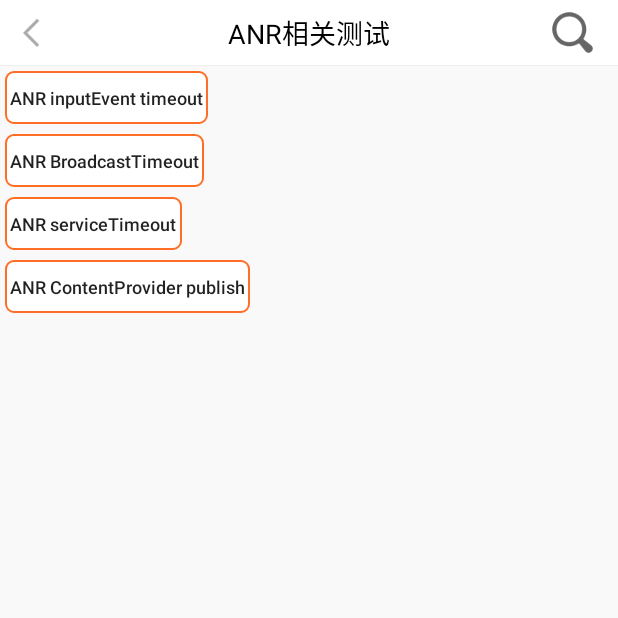
After one commit to MrLiMiss/Fairy, an Android app: the ANRActivity screen opened directly, with no data from a screen before it, on a phone screen of 412 x 824 dp, the top half of it. The commit adds this screen. Run offline under Robolectric (Android 15) with nearby library versions, the phone set to English and light mode, and no system bars; our stand-ins replace ButterKnife.

Commit message:
task  anr 测试

```diff
--- a/app/src/main/AndroidManifest.xml
+++ b/app/src/main/AndroidManifest.xml
@@ -88,6 +88,7 @@
         <activity android:name=".oom.singleIntense.SecondOOMActivity" />
         <activity android:name=".oom.singleIntense.SingleOOMActivity" />
         <activity android:name=".oom.singleIntense.LastActivity" />
+        <activity android:name=".anr.ANRActivity" />
 
         <service android:name=".jetpack.MyService" />
         <!--音乐service test-->
--- /dev/null
+++ b/app/src/main/java/com/tengfei/fairy/anr/ANRActivity.java
@@ -0,0 +1,82 @@
+package com.tengfei.fairy.anr;
+
+import android.content.Intent;
+import android.os.Build;
+import android.view.View;
+import android.widget.Button;
+
+import androidx.annotation.RequiresApi;
+
+import com.tengfei.fairy.R;
+import com.tengfei.fairy.base.BaseActivity;
+import com.tengfei.fairy.oom.singleIntense.SecondOOMActivity;
+import com.tengfei.fairy.oom.singleIntense.SingleOOMActivity;
+import com.tengfei.fairy.service.MusicService;
+import com.tengfei.fairy.utils.IntentUtils;
+import com.tengfei.fairy.utils.Logs;
+
+import butterknife.BindView;
+import butterknife.OnClick;
+
+/**
+ * @ Description :ANR 相关测试
+ * @ Author 李腾飞
+ * @ Time 2022/3/14   9:10 AM
+ * @ Version :
+ */
+public class ANRActivity extends BaseActivity  {
+    public static String TAG=ANRActivity.class.getClass().getSimpleName();
+
+    @BindView(R.id.btn_inputEvent_anr)
+    Button mBtn_inputEvent;
+    @BindView(R.id.btn_service_anr)
+    Button mBtn_service;
+    @BindView(R.id.btn_broadcast_anr)
+    Button mBtn_broadcast;
+    @BindView(R.id.btn_contentprovider_anr)
+    Button mBtn_contentprovider;
+
+
+
+
+    @Override
+    protected int getContentLayout() {
+        return R.layout.activity_anr;
+    }
+
+    @OnClick({R.id.btn_inputEvent_anr,R.id.btn_service_anr,R.id.btn_broadcast_anr,R.id.btn_contentprovider_anr})
+    void click(View view) {
+        switch (view.getId()) {
+            case R.id.btn_inputEvent_anr://输入响应ANR
+                try {
+                    Thread.sleep(60000);
+                }catch (InterruptedException e){
+                    e.printStackTrace();
+                }
+                break;
+            case R.id.btn_service_anr://服务超时ANR
+                Intent intent =new Intent(ANRActivity.this, MusicService.class);
+                intent.putExtra("testANR",true);
+                startService(intent);
+                break;
+            case R.id.btn_broadcast_anr://广播超时ANR
+                Logs.d(TAG,"广播超时");
+                break;
+        }
+    }
+
+    @Override
+    protected void initGui() {
+
+    }
+
+    @Override
+    protected void initAction() {
+
+    }
+
+    @Override
+    protected void initData() {
+
+    }
+}
--- a/app/src/main/java/com/tengfei/fairy/fragment/HonorFragment.java
+++ b/app/src/main/java/com/tengfei/fairy/fragment/HonorFragment.java
@@ -80,7 +80,7 @@ public class HonorFragment extends BaseFragment {
     }
 
     @RequiresApi(api = Build.VERSION_CODES.N)
-    @OnClick({R.id.btn_touch,R.id.tv_base_android,R.id.tv_widget,R.id.tv_triparty,R.id.btn_activity,R.id.test_test,R.id.btn_service,R.id.btn_manager,R.id.btn_muti_thread,R.id.tv_http,R.id.btn_jni,R.id.btn_oom})
+    @OnClick({R.id.btn_touch,R.id.tv_base_android,R.id.tv_widget,R.id.tv_triparty,R.id.btn_activity,R.id.test_test,R.id.btn_service,R.id.btn_manager,R.id.btn_muti_thread,R.id.tv_http,R.id.btn_jni,R.id.btn_oom,R.id.btn_ANR})
     void click(View view) {
         switch (view.getId()) {
             case R.id.tv_base_android://Android 基础知识
@@ -109,6 +109,9 @@ public class HonorFragment extends BaseFragment {
                 break;
             case R.id.btn_oom:
                 IntentUtils.toOOMActivity(getContext());
+                break;
+            case R.id.btn_ANR:
+                IntentUtils.toANRActivity(getContext());
                 break;
 //            case R.id.tv_animation:
 //                Intent intent=new Intent(getContext(), AnimationActivity.class);
--- a/app/src/main/java/com/tengfei/fairy/service/ServiceTestActivity.java
+++ b/app/src/main/java/com/tengfei/fairy/service/ServiceTestActivity.java
@@ -70,10 +70,10 @@ public class ServiceTestActivity extends BaseActivity {
            case R.id.btn_unbind_service://解绑service
                IntentUtils.unBindMusicService(this);
                break;
-           case R.id.btn_start_intent_service:
+           case R.id.btn_start_intent_service://启动IntentService
                IntentUtils.startIntentService(this);
                break;
-           case R.id.btn_end_intent_service:
+           case R.id.btn_end_intent_service://关闭IntentService
                IntentUtils.endIntentService(this);
                break;
            case R.id.btn_startmusic:
--- /dev/null
+++ b/app/src/main/res/layout/activity_anr.xml
@@ -0,0 +1,30 @@
+<?xml version="1.0" encoding="utf-8"?>
+<LinearLayout xmlns:android="http://schemas.android.com/apk/res/android"
+    xmlns:app="http://schemas.android.com/apk/res-auto"
+    android:orientation="vertical"
+    android:layout_width="match_parent"
+    android:layout_height="match_parent">
+    <com.tengfei.fairy.widget.ActionBarView
+        android:id="@+id/actionbar"
+        android:layout_width="match_parent"
+        android:layout_height="wrap_content"
+        app:titleStr="ANR相关测试"></com.tengfei.fairy.widget.ActionBarView>
+    <Button
+        android:id="@+id/btn_inputEvent_anr"
+        style="@style/mybutton"
+        android:text="ANR inputEvent timeout"/>
+    <Button
+        android:id="@+id/btn_broadcast_anr"
+        style="@style/mybutton"
+        android:text="ANR BroadcastTimeout"/>
+    <Button
+        android:id="@+id/btn_service_anr"
+        style="@style/mybutton"
+        android:text="ANR serviceTimeout"/>
+    <Button
+        android:id="@+id/btn_contentprovider_anr"
+        style="@style/mybutton"
+        android:text="ANR ContentProvider publish"/>
+
+
+</LinearLayout>
```
Also changed, not shown: app/src/main/java/com/tengfei/fairy/service/MusicService.java (+15 -1 lines), app/src/main/java/com/tengfei/fairy/utils/IntentUtils.java (+9 -0 lines).
